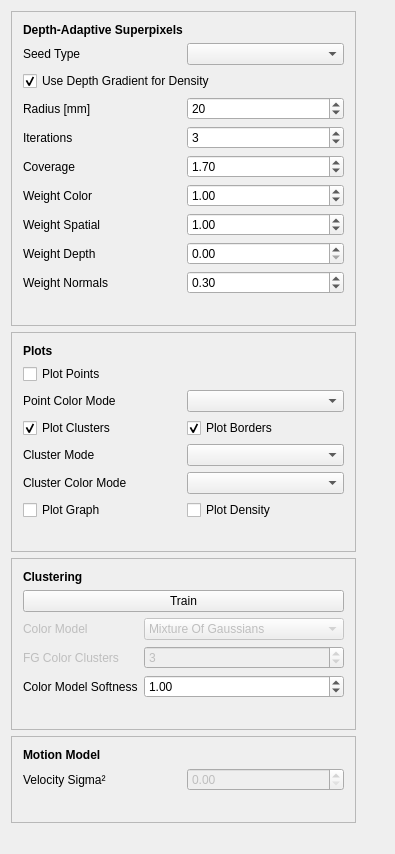
Qt form KinectSuperPoints/src/SuperPoints/KinectSuperPoints/WdgtSuperpixelParameters.ui (Danvil/dasp) before a commit.
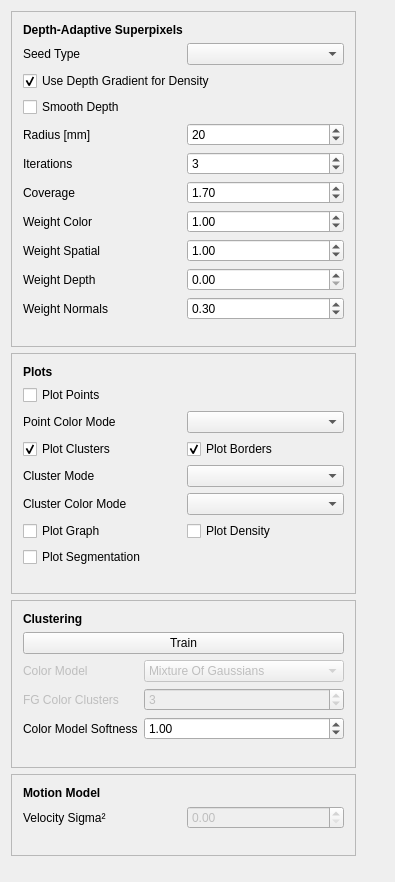
The same form after that commit.

Commit message: Added minimal spanning tree segmentation of superpixels Added depth smoothing Adapations

```diff
--- a/KinectSuperPoints/src/SuperPoints/KinectSuperPoints/WdgtSuperpixelParameters.ui
+++ b/KinectSuperPoints/src/SuperPoints/KinectSuperPoints/WdgtSuperpixelParameters.ui
@@ -7,7 +7,7 @@
     <x>0</x>
     <y>0</y>
     <width>395</width>
-    <height>854</height>
+    <height>882</height>
    </rect>
   </property>
   <property name="windowTitle">
@@ -23,14 +23,14 @@
       <enum>QFrame::Raised</enum>
      </property>
      <layout class="QGridLayout" name="gridLayout_2">
-      <item row="9" column="0">
+      <item row="10" column="0">
        <widget class="QLabel" name="label">
         <property name="text">
          <string>Weight Spatial</string>
         </property>
        </widget>
       </item>
-      <item row="11" column="1">
+      <item row="12" column="1">
        <widget class="QDoubleSpinBox" name="doubleSpinBoxWeightDepth">
         <property name="maximum">
          <double>10.000000000000000</double>
@@ -43,7 +43,7 @@
         </property>
        </widget>
       </item>
-      <item row="12" column="1">
+      <item row="13" column="1">
        <widget class="QDoubleSpinBox" name="doubleSpinBoxWeightNormal">
         <property name="maximum">
          <double>10.000000000000000</double>
@@ -69,14 +69,14 @@
         </property>
        </widget>
       </item>
-      <item row="7" column="0">
+      <item row="8" column="0">
        <widget class="QLabel" name="label_6">
         <property name="text">
          <string>Coverage</string>
         </property>
        </widget>
       </item>
-      <item row="9" column="1">
+      <item row="10" column="1">
        <widget class="QDoubleSpinBox" name="doubleSpinBoxWeightSpatial">
         <property name="maximum">
          <double>10.000000000000000</double>
@@ -89,28 +89,28 @@
         </property>
        </widget>
       </item>
-      <item row="11" column="0">
+      <item row="12" column="0">
        <widget class="QLabel" name="label_2">
         <property name="text">
          <string>Weight Depth</string>
         </property>
        </widget>
       </item>
-      <item row="12" column="0">
+      <item row="13" column="0">
        <widget class="QLabel" name="label_7">
         <property name="text">
          <string>Weight Normals</string>
         </property>
        </widget>
       </item>
-      <item row="6" column="0">
+      <item row="7" column="0">
        <widget class="QLabel" name="label_3">
         <property name="text">
          <string>Iterations</string>
         </property>
        </widget>
       </item>
-      <item row="6" column="1">
+      <item row="7" column="1">
        <widget class="QSpinBox" name="spinBoxIterations">
         <property name="maximum">
          <number>10</number>
@@ -120,7 +120,7 @@
         </property>
        </widget>
       </item>
-      <item row="7" column="1">
+      <item row="8" column="1">
        <widget class="QDoubleSpinBox" name="doubleSpinBoxCoverage">
         <property name="maximum">
          <double>10.000000000000000</double>
@@ -153,14 +153,14 @@
         </property>
        </widget>
       </item>
-      <item row="8" column="0">
+      <item row="9" column="0">
        <widget class="QLabel" name="label_4">
         <property name="text">
          <string>Weight Color</string>
         </property>
        </widget>
       </item>
-      <item row="8" column="1">
+      <item row="9" column="1">
        <widget class="QDoubleSpinBox" name="doubleSpinBoxWeightColor">
         <property name="maximum">
          <double>10.000000000000000</double>
@@ -173,7 +173,7 @@
         </property>
        </widget>
       </item>
-      <item row="4" column="1">
+      <item row="5" column="1">
        <widget class="QDoubleSpinBox" name="doubleSpinBoxRadius">
         <property name="decimals">
          <number>0</number>
@@ -189,7 +189,7 @@
         </property>
        </widget>
       </item>
-      <item row="4" column="0">
+      <item row="5" column="0">
        <widget class="QLabel" name="label_5">
         <property name="text">
          <string>Radius [mm]</string>
@@ -206,7 +206,7 @@
         </property>
        </widget>
       </item>
-      <item row="15" column="0">
+      <item row="16" column="0">
        <spacer name="verticalSpacer_2">
         <property name="orientation">
          <enum>Qt::Vertical</enum>
@@ -219,6 +219,13 @@
         </property>
        </spacer>
       </item>
+      <item row="4" column="0">
+       <widget class="QCheckBox" name="checkBoxSmoothDepth">
+        <property name="text">
+         <string>Smooth Depth</string>
+        </property>
+       </widget>
+      </item>
      </layout>
     </widget>
    </item>
@@ -354,6 +361,13 @@
         </property>
        </widget>
       </item>
+      <item row="9" column="0">
+       <widget class="QCheckBox" name="checkBoxPlotSegments">
+        <property name="text">
+         <string>Plot Segmentation</string>
+        </property>
+       </widget>
+      </item>
      </layout>
     </widget>
    </item>
```
The commit also changes 10 other files.
